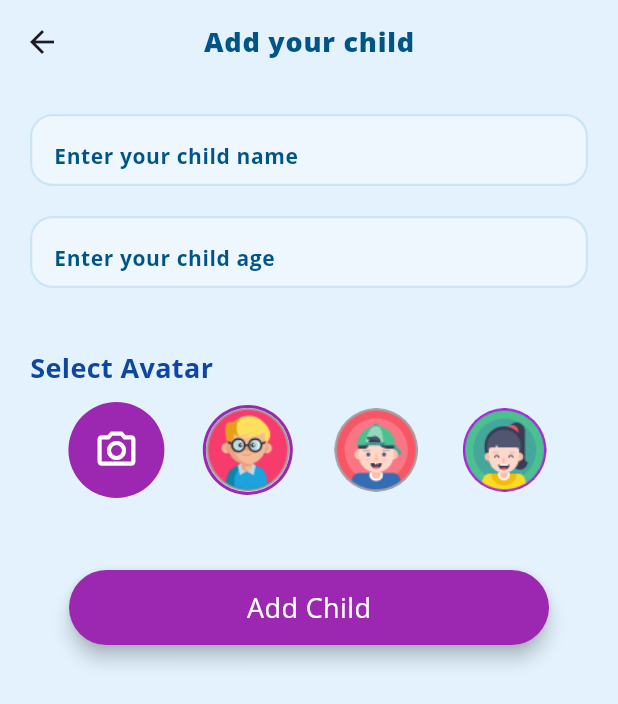
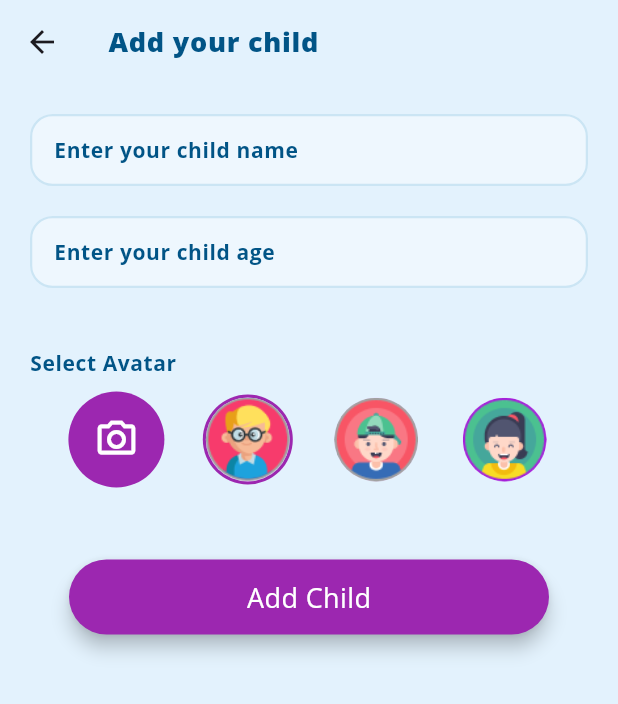
Before and after one commit to Mohsinishfaq07/coin_kids, a Flutter app: the ParentsHomeScreen screen opened directly, after a tap on "Add Child", on a phone screen of 412 x 824 dp. Shown: the top 704 px of the screen. Run offline on Flutter 3.47's test engine with Material 3 defaults, Android fonts, the phone set to English and light mode, and no system bars; our stand-ins replace cloud_firestore, firebase_auth, firebase_core, flutter_svg, get, google_fonts and 5 more; accounts and stored records are empty; project files that could hold a hidden picture were left out.

Commit message:
add child parent home style done

```diff
--- a/lib/features/custom_widgets/custom_button.dart
+++ b/lib/features/custom_widgets/custom_button.dart
@@ -1,6 +1,7 @@
 import 'package:coin_kids/constants/constants.dart';
 import 'package:coin_kids/theme/light_theme.dart';
 import 'package:flutter/material.dart';
+import 'package:get/get.dart';
 
 class CustomButton extends StatelessWidget {
   final String text;
@@ -10,8 +11,9 @@ class CustomButton extends StatelessWidget {
   final double height;
   final Color? textColor;
   final bool isLoading;
+  final TextStyle? buttonStyle;
 
-  const CustomButton({
+  CustomButton({
     required this.text,
     required this.onPressed,
     this.color = Colors.purple, // Default color
@@ -20,10 +22,16 @@ class CustomButton extends StatelessWidget {
     this.textColor = Colors.white, // Default text color
     this.isLoading = false,
     super.key,
+    this.buttonStyle,
   });
 
   @override
   Widget build(BuildContext context) {
+    final defaultButtonStyle = buttonStyle ??
+        Theme.of(context)
+            .textTheme
+            .bodyMedium!
+            .copyWith(color: CustomThemeData().whiteColorText);
     return Padding(
       padding: const EdgeInsets.only(top: 8.0),
       child: SizedBox(
@@ -42,10 +50,7 @@ class CustomButton extends StatelessWidget {
               ? const CircularProgressIndicator(
                   valueColor: AlwaysStoppedAnimation<Color>(Colors.white),
                 )
-              : Text(
-                  text,
-                  style: Theme.of(context).textTheme.bodyMedium!.copyWith(color: CustomThemeData().whiteColorText),
-                ),
+              : Text(text, style: defaultButtonStyle),
         ),
       ),
     );
--- a/lib/features/custom_widgets/custom_text_field.dart
+++ b/lib/features/custom_widgets/custom_text_field.dart
@@ -53,20 +53,24 @@ class CustomTextField extends StatelessWidget {
             validator: validator,
             decoration: InputDecoration(
               filled: true,
-            fillColor: Theme.of(context).inputDecorationTheme.fillColor, // Background color for the text field
+              fillColor: Theme.of(context)
+                  .inputDecorationTheme
+                  .fillColor, // Background color for the text field
               hintText: hintText,
-            hintStyle: Theme.of(context).textTheme.bodySmall!.copyWith(fontWeight: FontWeight.w700,color: CustomThemeData().primaryTextColor), // Hint text color
+              // hintStyle: Theme.of(context).textTheme.bodySmall!.copyWith(fontWeight: FontWeight.w700,color: CustomThemeData().primaryTextColor), // Hint text color
               border: OutlineInputBorder(
                 borderRadius: BorderRadius.circular(15),
-              borderSide:  BorderSide(
-                color: CustomThemeData().borderColor, // Border color when unfocused
+                borderSide: BorderSide(
+                  color: CustomThemeData()
+                      .borderColor, // Border color when unfocused
                   width: 1.5,
                 ),
               ),
               enabledBorder: OutlineInputBorder(
                 borderRadius: BorderRadius.circular(15),
-              borderSide:  BorderSide(
-                color: CustomThemeData().borderColor, // Border color when enabled
+                borderSide: BorderSide(
+                  color: CustomThemeData()
+                      .borderColor, // Border color when enabled
                   width: 1.5,
                 ),
               ),
@@ -91,8 +95,9 @@ class CustomTextField extends StatelessWidget {
                     )
                   : null, // Show suffix icon if provided
             ),
-          style: const TextStyle(color: Colors.black), // Input text color
-        ),
+            style: Theme.of(context).textTheme.bodySmall!.copyWith(
+                fontWeight: FontWeight.w700,
+                color: CustomThemeData().primaryTextColor)),
       ],
     );
   }
--- a/lib/features/roles/parents/add_child/add_child_screen.dart
+++ b/lib/features/roles/parents/add_child/add_child_screen.dart
@@ -138,6 +138,7 @@ import 'package:coin_kids/features/custom_widgets/custom_app_bar.dart';
 import 'package:coin_kids/features/custom_widgets/custom_button.dart';
 import 'package:coin_kids/features/custom_widgets/custom_text_field.dart';
 import 'package:coin_kids/features/roles/parents/add_child/add_child_controller.dart';
+import 'package:coin_kids/theme/light_theme.dart';
 import 'package:flutter/material.dart';
 import 'package:get/get.dart';
 
@@ -149,7 +150,10 @@ class AddChildScreen extends StatelessWidget {
   @override
   Widget build(BuildContext context) {
     return Scaffold(
-      appBar: CustomAppBar(title: "Add your child"),
+      appBar: CustomAppBar(
+        title: "Add your child",
+        centerTitle: false,
+      ),
       body: SingleChildScrollView(
         child: Padding(
           padding: const EdgeInsets.symmetric(horizontal: 20, vertical: 20),
@@ -175,13 +179,10 @@ class AddChildScreen extends StatelessWidget {
               const SizedBox(height: 40),
 
               // Avatar Selection Title
-              Text(
-                "Select Avatar",
-                style: TextStyle(
-                  fontWeight: FontWeight.bold,
-                  color: Colors.blue.shade900,
-                ),
-              ),
+              Text("Select Avatar",
+                  style: Theme.of(context).textTheme.bodySmall!.copyWith(
+                      color: CustomThemeData().primaryTextColor,
+                      fontWeight: FontWeight.w700)),
               const SizedBox(height: 10),
 
               // Avatar Selection
--- a/lib/features/roles/parents/authentication/parent_auth_controller/parent_auth_controller.dart
+++ b/lib/features/roles/parents/authentication/parent_auth_controller/parent_auth_controller.dart
@@ -7,6 +7,7 @@ import 'package:coin_kids/features/roles/parents/authentication/parent_login/par
 import 'package:firebase_auth/firebase_auth.dart';
 import 'package:get/get.dart';
 import 'package:google_sign_in/google_sign_in.dart';
+import 'package:sign_in_with_apple/sign_in_with_apple.dart';
 
 class ParentAuthController extends GetxController {
   final email = ''.obs;
@@ -297,6 +298,35 @@ class ParentAuthController extends GetxController {
     }
   }
 
+  // apple sign in
+
+  signinWithApple() async {
+    try {
+      FirebaseAuth firebaseAuth = FirebaseAuth.instance;
+      final credential = await SignInWithApple.getAppleIDCredential(
+        scopes: [
+          AppleIDAuthorizationScopes.email,
+          AppleIDAuthorizationScopes.fullName
+        ],
+        webAuthenticationOptions: WebAuthenticationOptions(
+          clientId: '<>',
+          redirectUri: Uri.parse('<>'),
+        ),
+        // need client id from apple developer console from client side
+        // need redirect url of domain from client side
+      );
+
+      final oAuth = OAuthProvider("apple.com").credential(
+        idToken: credential.identityToken,
+        accessToken: credential.authorizationCode,
+      );
+      await firebaseAuth.signInWithCredential(oAuth);
+      Get.log('credentials:$credential');
+    } catch (e) {
+      Get.log('error in apple login:${e.toString()}');
+    }
+  }
+
   Future<void> logout() async {
     await FirebaseAuth.instance.signOut();
     await clearCredentials(); // Clear local credentials
--- a/lib/features/roles/parents/authentication/parent_login/parent_login_screen.dart
+++ b/lib/features/roles/parents/authentication/parent_login/parent_login_screen.dart
@@ -79,7 +79,10 @@ class ParentLoginScreen extends StatelessWidget {
                     },
                     child: Text(
                       "Forgot Credentials?",
-                      style: Theme.of(context).textTheme.bodySmall!.copyWith(color: CustomThemeData().primaryTextColor),
+                      style: Theme.of(context)
+                          .textTheme
+                          .bodySmall!
+                          .copyWith(color: CustomThemeData().primaryTextColor),
                     ),
                   ),
                 ),
@@ -108,24 +111,31 @@ class ParentLoginScreen extends StatelessWidget {
                 Row(
                   mainAxisAlignment: MainAxisAlignment.center,
                   children: [
-                     Text("Don’t have an account?",style: Theme.of(context).textTheme.bodySmall!.copyWith(color: CustomThemeData().primaryTextColor),),
+                    Text(
+                      "Don’t have an account?",
+                      style: Theme.of(context)
+                          .textTheme
+                          .bodySmall!
+                          .copyWith(color: CustomThemeData().primaryTextColor),
+                    ),
                     GestureDetector(
                       onTap: () {
                         Get.to(() => SignupParentScreen());
                       },
-                      child:  Text(
-                        "Sign Up",
-                        style: Theme.of(context).textTheme.bodyMedium!.copyWith(color: CustomThemeData().primaryButtonColor,fontWeight: FontWeight.w800)
-                      ),
+                      child: Text("Sign Up",
+                          style: Theme.of(context)
+                              .textTheme
+                              .bodyMedium!
+                              .copyWith(
+                                  color: CustomThemeData().primaryButtonColor,
+                                  fontWeight: FontWeight.w800)),
                     ),
                   ],
                 ),
-                 Padding(
+                Padding(
                   padding: EdgeInsets.symmetric(vertical: 30.0),
-                  child: Text(
-                    "OR",
-                    style: Theme.of(context).textTheme.bodySmall
-                  ),
+                  child:
+                      Text("OR", style: Theme.of(context).textTheme.bodySmall),
                 ),
 
                 // Google Login Button
@@ -147,9 +157,12 @@ class ParentLoginScreen extends StatelessWidget {
                         padding: const EdgeInsets.only(right: 30.0, left: 10),
                         child: Image.asset("assets/googlelogo.png", height: 24),
                       ),
-                       Text(
+                      Text(
                         "Sign in with Google",
-                        style: Theme.of(context).textTheme.bodySmall!.copyWith(color: CustomThemeData().whiteColorText),
+                        style: Theme.of(context)
+                            .textTheme
+                            .bodySmall!
+                            .copyWith(color: CustomThemeData().whiteColorText),
                       ),
                     ],
                   ),
@@ -167,17 +180,23 @@ class ParentLoginScreen extends StatelessWidget {
                   ),
                   onPressed: () {
                     //_controller.loginWithApple();
+                    _controller.signinWithApple();
                   },
                   child: Row(
                     mainAxisAlignment: MainAxisAlignment.center,
                     children: [
                       Padding(
-                        padding: const EdgeInsets.only(right: 30.0,),
+                        padding: const EdgeInsets.only(
+                          right: 30.0,
+                        ),
                         child: Image.asset("assets/apple_logo.png", height: 24),
                       ),
-                       Text(
+                      Text(
                         "Sign in with Apple",
-                        style: Theme.of(context).textTheme.bodySmall!.copyWith(color: CustomThemeData().whiteColorText),
+                        style: Theme.of(context)
+                            .textTheme
+                            .bodySmall!
+                            .copyWith(color: CustomThemeData().whiteColorText),
                       ),
                     ],
                   ),
--- a/lib/features/roles/parents/bottom_navigationbar/home_screen/parent_home_screen.dart
+++ b/lib/features/roles/parents/bottom_navigationbar/home_screen/parent_home_screen.dart
@@ -3,6 +3,7 @@ import 'package:coin_kids/features/custom_widgets/custom_button.dart';
 import 'package:coin_kids/features/roles/parents/bottom_navigationbar/home_screen/parent_home_controller.dart';
 import 'package:coin_kids/features/roles/parents/drawer/drawer.dart';
 import 'package:coin_kids/features/roles/parents/kid_management/kid_profile_management_page.dart';
+import 'package:coin_kids/theme/light_theme.dart';
 import 'package:flutter/material.dart';
 import 'package:flutter/services.dart';
 import 'package:get/get.dart';
@@ -52,12 +53,14 @@ class ParentsHomeScreen extends StatelessWidget {
                   decoration: BoxDecoration(
                     shape: BoxShape.circle,
                     border: Border.all(
-                        color: Colors.purple, // Border color
+                        color: CustomThemeData()
+                            .primaryButtonColor, // Border color
                         width: 2
                         // Border width
                         ),
                   ),
-                  child: Icon(Icons.person, color: Colors.blue[900]),
+                  child: Icon(Icons.person,
+                      color: CustomThemeData().disabledIconColor),
                 ),
               ),
               const SizedBox(width: 20),
@@ -66,19 +69,13 @@ class ParentsHomeScreen extends StatelessWidget {
                 children: [
                   Obx(() => Text(
                         controller.parentName.value,
-                        style: TextStyle(
-                          fontSize: 20,
-                          fontWeight: FontWeight.bold,
-                          color: Colors.blue.shade900,
-                        ),
+                        style: Theme.of(context)
+                            .textTheme
+                            .bodyLarge!
+                            .copyWith(fontSize: 18),
                       )),
-                  const Text(
-                    "Welcome 👋",
-                    style: TextStyle(
-                      fontSize: 12,
-                      color: Colors.grey,
-                    ),
-                  )
+                  Text("Welcome 👋",
+                      style: Theme.of(context).textTheme.bodySmall)
                 ],
               ),
             ],
@@ -117,24 +114,23 @@ class ParentsHomeScreen extends StatelessWidget {
                         child: Column(
                           mainAxisAlignment: MainAxisAlignment.center,
                           children: [
-                            const Text(
-                              "Almost There!",
-                              style: TextStyle(
-                                fontSize: 20,
-                                fontWeight: FontWeight.bold,
-                                color: Colors.purple,
-                              ),
-                            ),
+                            Text("Almost There!",
+                                style: Theme.of(context)
+                                    .textTheme
+                                    .headlineMedium!
+                                    .copyWith(
+                                        color: CustomThemeData()
+                                            .primaryButtonColor)),
                             const SizedBox(height: 10),
-                            Text(
-                              "Start by adding your first child.",
-                              textAlign: TextAlign.center,
-                              style: TextStyle(
-                                fontSize: 14,
-                                fontWeight: FontWeight.bold,
-                                color: Colors.blue.shade900,
-                              ),
-                            ),
+                            Text("Start by adding your first child.",
+                                textAlign: TextAlign.center,
+                                style: Theme.of(context)
+                                    .textTheme
+                                    .bodySmall!
+                                    .copyWith(
+                                        color:
+                                            CustomThemeData().primaryTextColor,
+                                        fontWeight: FontWeight.w700)),
                             const SizedBox(height: 20),
                             CustomButton(
                               width: 180,
@@ -279,6 +275,13 @@ class ParentsHomeScreen extends StatelessWidget {
                               width: 180,
                               text: 'Quick Transfer',
                               onPressed: controller.navigateToAddChild,
+                              buttonStyle: Theme.of(context)
+                                  .textTheme
+                                  .bodyMedium!
+                                  .copyWith(
+                                      color: CustomThemeData().whiteColorText,
+                                      fontWeight: FontWeight.w600,
+                                      fontSize: 15),
                             ),
                             const SizedBox(height: 20),
                             Padding(
@@ -286,38 +289,46 @@ class ParentsHomeScreen extends StatelessWidget {
                                   const EdgeInsets.symmetric(horizontal: 60.0),
                               child: RichText(
                                 textAlign: TextAlign.center,
-                                text: const TextSpan(
+                                text: TextSpan(
                                   children: [
                                     TextSpan(
                                       text: 'Send ',
-                                      style: TextStyle(
-                                        fontWeight: FontWeight.bold,
-                                        color: Colors
-                                            .purple, // Purple color for "Send"
-                                      ),
+                                      style: Theme.of(context)
+                                          .textTheme
+                                          .bodyMedium!
+                                          .copyWith(
+                                              color: CustomThemeData()
+                                                  .primaryButtonColor,
+                                              fontWeight: FontWeight.w600),
                                     ),
                                     TextSpan(
-                                      text: 'or ',
-                                      style: TextStyle(
-                                        color: Colors
-                                            .black, // Default color for "or"
-                                      ),
-                                    ),
+                                        text: 'or ',
+                                        style: Theme.of(context)
+                                            .textTheme
+                                            .bodyMedium!
+                                            .copyWith(
+                                                color: CustomThemeData()
+                                                    .secondaryTextColor,
+                                                fontWeight: FontWeight.w600)),
                                     TextSpan(
-                                      text: 'remove ',
-                                      style: TextStyle(
-                                        fontWeight: FontWeight.bold,
-                                        color: Colors
-                                            .purple, // Purple color for "remove"
-                                      ),
-                                    ),
+                                        text: 'remove ',
+                                        style: Theme.of(context)
+                                            .textTheme
+                                            .bodyMedium!
+                                            .copyWith(
+                                                color: CustomThemeData()
+                                                    .primaryButtonColor,
+                                                fontWeight: FontWeight.w600)),
                                     TextSpan(
-                                      text: 'money from your child\'s account',
-                                      style: TextStyle(
-                                        color: Colors
-                                            .black, // Default color for the remaining text
-                                      ),
-                                    ),
+                                        text:
+                                            'money from your child\'s account',
+                                        style: Theme.of(context)
+                                            .textTheme
+                                            .bodyMedium!
+                                            .copyWith(
+                                                color: CustomThemeData()
+                                                    .secondaryTextColor,
+                                                fontWeight: FontWeight.w600)),
                                   ],
                                 ),
                               ),
--- a/lib/theme/light_theme.dart
+++ b/lib/theme/light_theme.dart
@@ -11,7 +11,6 @@ import 'package:google_fonts/google_fonts.dart';
 
 //   Color disabledIconColor=const Color(0xff848484);
 //   Color activeIconColor=const Color(0xffA421D9);
-
 
 //   TextStyle openSansStyle({
 //     required Color textColor,
@@ -28,45 +27,37 @@ import 'package:google_fonts/google_fonts.dart';
 
 // }
 
+class CustomThemeData {
+  Color primaryTextColor = const Color(0xff015486);
+  Color secondaryTextColor = const Color(0xff676666);
+  Color whiteColorText = const Color(0xffFFFFFF);
 
-class CustomThemeData {
+  Color primaryButtonColor = const Color(0xffA421D9);
 
-   Color primaryTextColor=const Color(0xff015486);
-  Color secondaryTextColor=const Color(0xff676666);
-  Color whiteColorText=const Color(0xffFFFFFF);
+  Color disabledIconColor = const Color(0xff848484);
+  Color activeIconColor = const Color(0xffA421D9);
 
-  Color primaryButtonColor=const Color(0xffA421D9);
-
-  Color disabledIconColor=const Color(0xff848484);
-  Color activeIconColor=const Color(0xffA421D9);
-
-  Color borderColor=const Color(0xffCBE5F4);
+  Color borderColor = const Color(0xffCBE5F4);
   static ThemeData getThemeData() {
     return ThemeData(
       primaryColor: Colors.purple,
-
       textTheme: TextTheme(
         bodyLarge: GoogleFonts.openSans(
             color: const Color(0xff015486),
             fontSize: 24.0,
-          fontWeight: FontWeight.w800
-         ),
+            fontWeight: FontWeight.w800),
         bodyMedium: GoogleFonts.openSans(
             color: const Color(0xff676666),
             fontSize: 18.0,
-          fontWeight: FontWeight.w400
-         ),
-         bodySmall:GoogleFonts.openSans(
+            fontWeight: FontWeight.w400),
+        bodySmall: GoogleFonts.openSans(
             color: const Color(0xff676666),
             fontSize: 14.0,
-          fontWeight: FontWeight.w400
-         ),
+            fontWeight: FontWeight.w400),
         headlineMedium: GoogleFonts.openSans(
             color: const Color(0xff015486),
             fontSize: 18.0,
-          fontWeight: FontWeight.w800
-         ),
-
+            fontWeight: FontWeight.w800),
       ),
       buttonTheme: ButtonThemeData(
         shape: RoundedRectangleBorder(
@@ -82,11 +73,10 @@ class CustomThemeData {
       inputDecorationTheme: InputDecorationTheme(
         fillColor: Colors.white38,
         filled: true,
-        hintStyle:GoogleFonts.openSans(
+        hintStyle: GoogleFonts.openSans(
             color: const Color(0xff015486),
             fontSize: 14.0,
-          fontWeight: FontWeight.w700
-         ) ,
+            fontWeight: FontWeight.w700),
         enabledBorder: OutlineInputBorder(
           borderRadius: BorderRadius.circular(8),
           borderSide: const BorderSide(
@@ -101,7 +91,8 @@ class CustomThemeData {
             width: 2.0,
           ),
         ),
-            contentPadding: const EdgeInsets.symmetric(horizontal: 12),
+        contentPadding:
+            const EdgeInsets.symmetric(horizontal: 12, vertical: 20),
       ),
       cardTheme: CardTheme(
         shape: RoundedRectangleBorder(
--- a/pubspec.yaml
+++ b/pubspec.yaml
@@ -50,6 +50,7 @@ dependencies:
   flutter_svg:
   cached_network_image: ^3.4.1
   google_fonts: 6.0.0
+  sign_in_with_apple: ^6.1.3
 
 
 dev_dependencies:
```
Also changed, not shown: pubspec.lock, 2 other files. Lines whose indentation alone changed are shown as unchanged.
